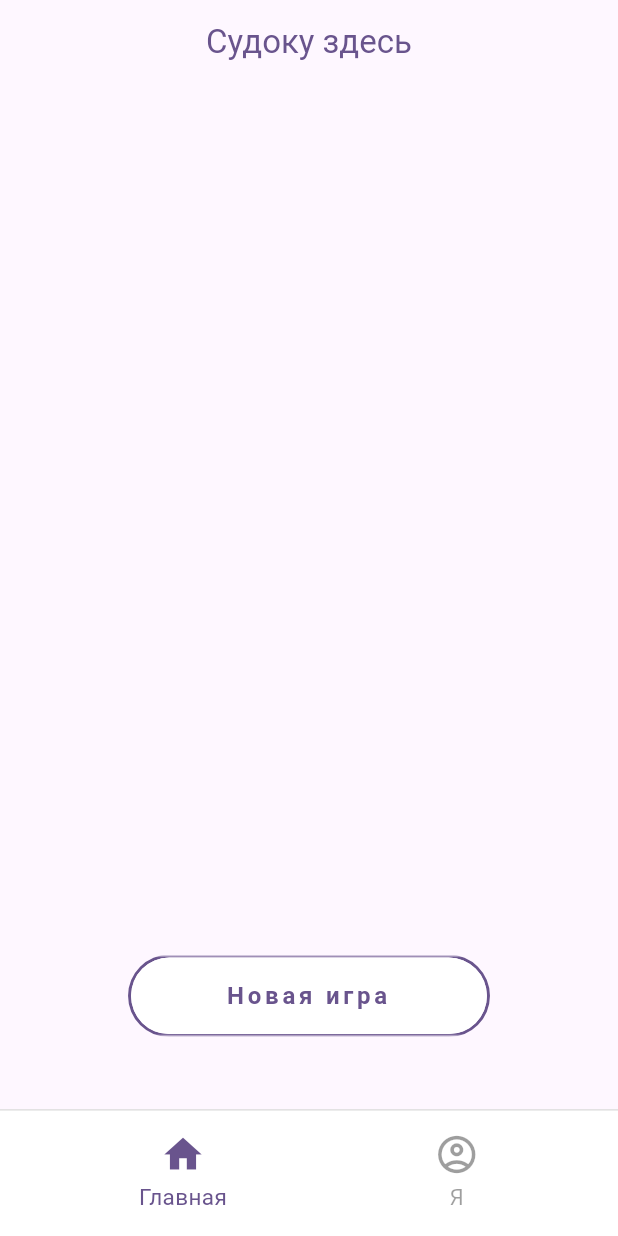
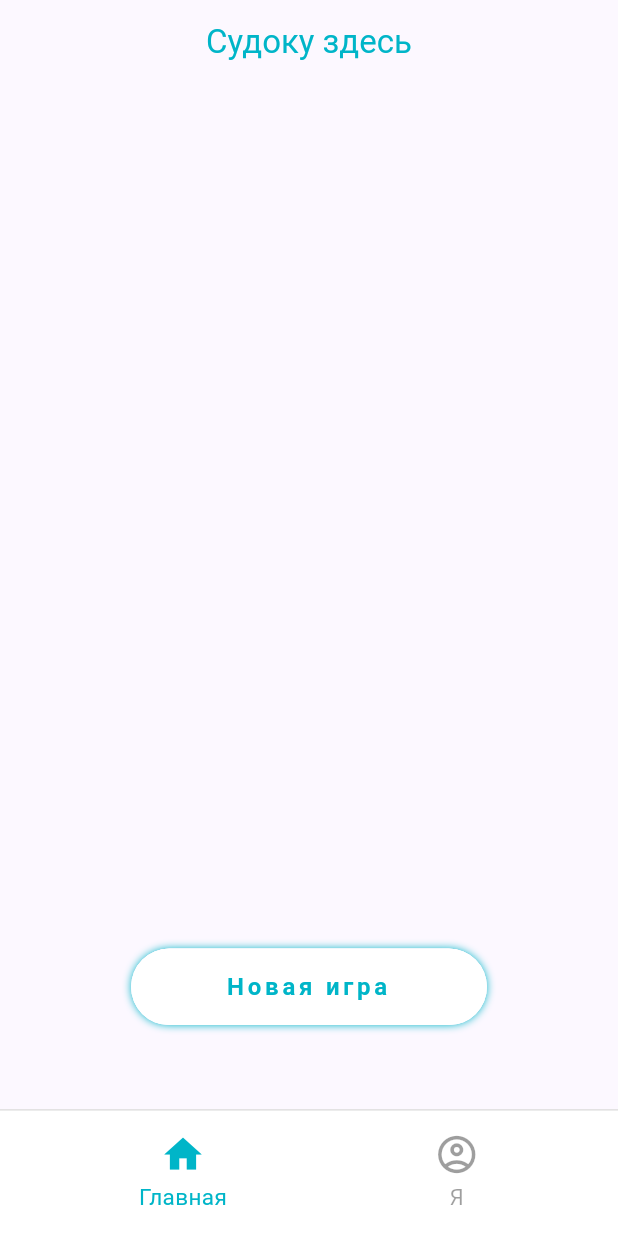
Before and after one commit to Kostya-Mizulo/SudokuApp, a Flutter app: the screen it shows after launch, on a phone screen of 412 x 824 dp. Run offline on Flutter 3.47's test engine with Material 3 defaults, Android fonts, the phone set to English and light mode, and no system bars.

Commit message:
refactor(button): replace gradient border with outward-fading blur on NewGameButton
Replace LinearGradient with MaskFilter.blur(BlurStyle.outer) so the border
naturally evaporates outward from the button surface on all sides uniformly.
Border width set to 8px; accent color extracted as kAccentColor in main.dart.

Co-Authored-By: Claude Sonnet 4.6 <noreply@anthropic.com>

```diff
--- a/lib/main.dart
+++ b/lib/main.dart
@@ -2,6 +2,9 @@ import 'package:flutter/material.dart';
 import 'package:flutter/services.dart';
 
 import 'screens/main_menu/view/view.dart';
+
+// Цвет текста/иконок в топбаре, боттомбаре, кнопках и границах кнопок.
+const Color kAccentColor = Color(0xFF00B5C8);
 
 void main() {
   WidgetsFlutterBinding.ensureInitialized();
@@ -47,7 +50,7 @@ class _MyAppState extends State<MyApp> with WidgetsBindingObserver {
     return MaterialApp(
       title: 'Flutter Demo',
       theme: ThemeData(
-        colorScheme: ColorScheme.fromSeed(seedColor: const Color.fromARGB(255, 198, 174, 239)),
+        colorScheme: ColorScheme.fromSeed(seedColor: const Color.fromARGB(255, 238, 233, 246)).copyWith(primary: kAccentColor),
       ),
       home: const MainMenuScreen(title: 'Судоку здесь'),
     );
--- a/lib/screens/main_menu/widgets/new_game_button.dart
+++ b/lib/screens/main_menu/widgets/new_game_button.dart
@@ -1,26 +1,24 @@
 import 'package:flutter/material.dart';
 
 /// Кнопка «Новая игра» — пилюльная форма, белый фон,
-/// узкая градиентная рамка изнутри (цвет темы) наружу (цвет фона экрана).
+/// рамка: цвет темы у внутренней границы, плавно испаряется наружу.
 class NewGameButton extends StatelessWidget {
   const NewGameButton({super.key, this.onPressed});
 
   final VoidCallback? onPressed;
 
   static const double _borderRadius = 50;
-  static const double _borderWidth = 2;
+  static const double _borderWidth = 8;
 
   @override
   Widget build(BuildContext context) {
     final Color primary = Theme.of(context).colorScheme.primary;
-    final Color bgColor = Theme.of(context).scaffoldBackgroundColor;
 
     return GestureDetector(
       onTap: onPressed,
       child: CustomPaint(
-        painter: _GradientBorderPainter(
-          innerColor: primary,
-          outerColor: bgColor,
+        painter: _FadingBorderPainter(
+          color: primary,
           borderWidth: _borderWidth,
           radius: _borderRadius,
         ),
@@ -47,17 +45,15 @@ class NewGameButton extends StatelessWidget {
   }
 }
 
-/// Рисует градиентную рамку: изнутри [innerColor] → снаружи [outerColor].
-class _GradientBorderPainter extends CustomPainter {
-  const _GradientBorderPainter({
-    required this.innerColor,
-    required this.outerColor,
+/// Рисует рамку: [color] у внутренней границы, затухает наружу (BlurStyle.outer).
+class _FadingBorderPainter extends CustomPainter {
+  const _FadingBorderPainter({
+    required this.color,
     required this.borderWidth,
     required this.radius,
   });
 
-  final Color innerColor;
-  final Color outerColor;
+  final Color color;
   final double borderWidth;
   final double radius;
 
@@ -66,34 +62,34 @@ class _GradientBorderPainter extends CustomPainter {
     final outerRect = Rect.fromLTWH(0, 0, size.width, size.height);
     final outerRRect =
         RRect.fromRectAndRadius(outerRect, Radius.circular(radius));
+    final innerRect = outerRect.deflate(borderWidth);
+    final innerRRect = RRect.fromRectAndRadius(
+        innerRect, Radius.circular(radius - borderWidth));
 
-    final innerRect = outerRect.deflate(borderWidth);
-    final innerRRect =
-        RRect.fromRectAndRadius(innerRect, Radius.circular(radius - borderWidth));
-
-    final path = Path()
+    // Клип: рисуем только в полосе рамки.
+    final borderPath = Path()
       ..addRRect(outerRRect)
       ..addRRect(innerRRect)
       ..fillType = PathFillType.evenOdd;
 
-    // Позиция стопа = доля высоты, занимаемая шириной рамки.
-    // Это позволяет рамке показывать innerColor прямо у края внутреннего контейнера.
-    final stop = borderWidth / size.height;
-    final paint = Paint()
-      ..shader = LinearGradient(
-        colors: [outerColor, innerColor, innerColor, outerColor],
-        stops: [0.0, stop, 1.0 - stop, 1.0],
-        begin: Alignment.topCenter,
-        end: Alignment.bottomCenter,
-      ).createShader(outerRect);
+    canvas.save();
+    canvas.clipPath(borderPath);
 
-    canvas.drawPath(path, paint);
+    // BlurStyle.outer распространяет гауссово затухание строго наружу от
+    // внутренней границы кнопки — это даёт эффект «испарения» по всему периметру.
+    canvas.drawRRect(
+      innerRRect,
+      Paint()
+        ..color = color
+        ..maskFilter = MaskFilter.blur(BlurStyle.outer, borderWidth / 3),
+    );
+
+    canvas.restore();
   }
 
   @override
-  bool shouldRepaint(_GradientBorderPainter old) =>
-      old.innerColor != innerColor ||
-      old.outerColor != outerColor ||
+  bool shouldRepaint(_FadingBorderPainter old) =>
+      old.color != color ||
       old.borderWidth != borderWidth ||
       old.radius != radius;
 }
```
